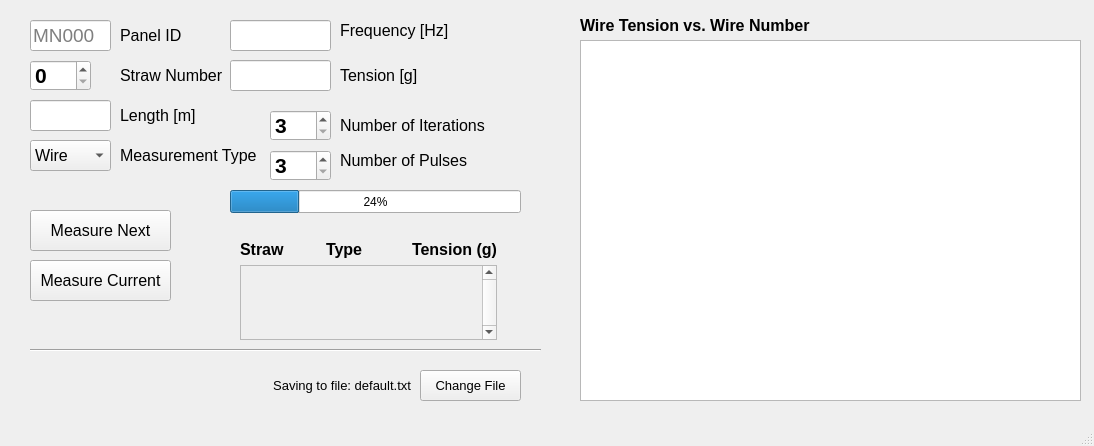
Old version of the form guis/panel/tensionbox/tensionbox_window.ui in the repository bamesserly/mu2e-tracker-factory.
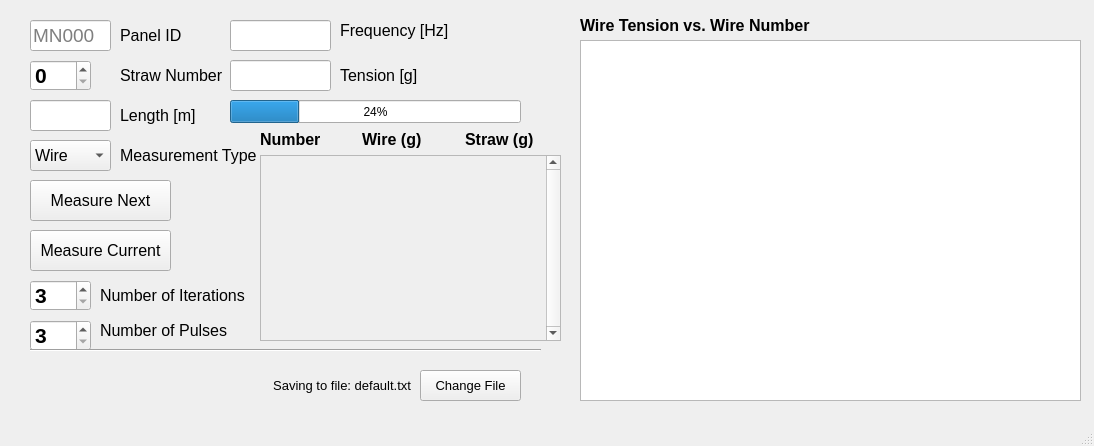
New version of the form.

Patch:
```diff
--- a/guis/panel/tensionbox/tensionbox_window.ui
+++ b/guis/panel/tensionbox/tensionbox_window.ui
@@ -52,8 +52,8 @@
    <widget class="QSpinBox" name="SpinNiter">
     <property name="geometry">
      <rect>
-      <x>270</x>
-      <y>110</y>
+      <x>30</x>
+      <y>280</y>
       <width>61</width>
       <height>31</height>
      </rect>
@@ -118,8 +118,8 @@
    <widget class="QLabel" name="label_3">
     <property name="geometry">
      <rect>
-      <x>340</x>
-      <y>150</y>
+      <x>100</x>
+      <y>320</y>
       <width>131</width>
       <height>21</height>
      </rect>
@@ -136,8 +136,8 @@
    <widget class="QSpinBox" name="SpinNpulses">
     <property name="geometry">
      <rect>
-      <x>270</x>
-      <y>150</y>
+      <x>30</x>
+      <y>320</y>
       <width>61</width>
       <height>31</height>
      </rect>
@@ -156,8 +156,8 @@
    <widget class="QLabel" name="label_4">
     <property name="geometry">
      <rect>
-      <x>340</x>
-      <y>110</y>
+      <x>100</x>
+      <y>280</y>
       <width>171</width>
       <height>31</height>
      </rect>
@@ -175,7 +175,7 @@
     <property name="geometry">
      <rect>
       <x>30</x>
-      <y>260</y>
+      <y>230</y>
       <width>141</width>
       <height>41</height>
      </rect>
@@ -344,7 +344,7 @@
     <property name="geometry">
      <rect>
       <x>230</x>
-      <y>190</y>
+      <y>100</y>
       <width>291</width>
       <height>23</height>
      </rect>
@@ -423,7 +423,7 @@
     <property name="geometry">
      <rect>
       <x>30</x>
-      <y>210</y>
+      <y>180</y>
       <width>141</width>
       <height>41</height>
      </rect>
@@ -440,15 +440,29 @@
    <widget class="QWidget" name="layoutWidget">
     <property name="geometry">
      <rect>
-      <x>240</x>
-      <y>240</y>
-      <width>257</width>
-      <height>100</height>
+      <x>260</x>
+      <y>130</y>
+      <width>301</width>
+      <height>211</height>
      </rect>
     </property>
     <layout class="QGridLayout" name="gridLayout_2">
      <item row="0" column="0">
       <layout class="QGridLayout" name="gridLayout_55">
+       <item row="0" column="1">
+        <widget class="QLabel" name="label_39">
+         <property name="font">
+          <font>
+           <pointsize>12</pointsize>
+           <weight>75</weight>
+           <bold>true</bold>
+          </font>
+         </property>
+         <property name="text">
+          <string>Wire (g)</string>
+         </property>
+        </widget>
+       </item>
        <item row="0" column="2">
         <widget class="QLabel" name="label_40">
          <property name="font">
@@ -459,7 +473,7 @@
           </font>
          </property>
          <property name="text">
-          <string>Tension (g)</string>
+          <string>Straw (g)</string>
          </property>
         </widget>
        </item>
@@ -473,21 +487,7 @@
           </font>
          </property>
          <property name="text">
-          <string>Straw</string>
-         </property>
-        </widget>
-       </item>
-       <item row="0" column="1">
-        <widget class="QLabel" name="label_39">
-         <property name="font">
-          <font>
-           <pointsize>12</pointsize>
-           <weight>75</weight>
-           <bold>true</bold>
-          </font>
-         </property>
-         <property name="text">
-          <string>Type</string>
+          <string>Number</string>
          </property>
         </widget>
        </item>
@@ -529,8 +529,8 @@
          <rect>
           <x>0</x>
           <y>0</y>
-          <width>236</width>
-          <height>69</height>
+          <width>280</width>
+          <height>180</height>
          </rect>
         </property>
        </widget>
```
